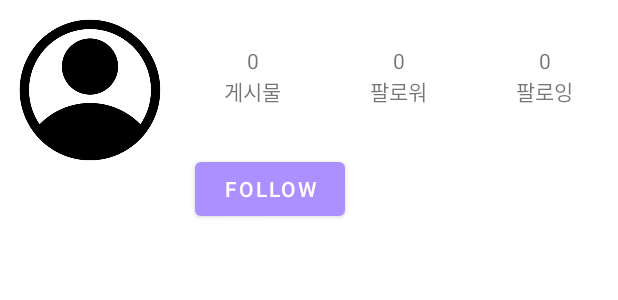
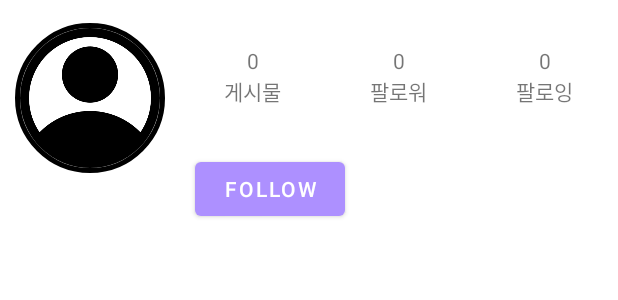
Before and after one commit to kyum-q/UU_Android, an Android app: the layout fragment_user.xml on its own in the app's theme, with its tools: preview values and no code run, on a phone screen of 412 x 824 dp. Shown: the top 300 px of the screen. Run offline under Robolectric (Android 15) with nearby library versions, the phone set to English and light mode, and no system bars.

Commit message:
프로필 사진 바꾸기

```diff
--- a/app/build.gradle
+++ b/app/build.gradle
@@ -45,8 +45,6 @@ dependencies {
     implementation 'androidx.navigation:navigation-fragment-ktx:2.5.3'
     implementation 'androidx.navigation:navigation-ui-ktx:2.5.3'
 
-
-
     implementation 'androidx.core:core-ktx:1.7.0'
     implementation 'androidx.appcompat:appcompat:1.5.1'
     implementation 'com.google.android.material:material:1.7.0'
@@ -72,4 +70,6 @@ dependencies {
     implementation "org.jetbrains.kotlinx:kotlinx-coroutines-android:1.5.1"
     implementation "org.jetbrains.kotlinx:kotlinx-coroutines-core:1.5.1"
 
+    implementation 'de.hdodenhof:circleimageview:3.1.0'
+
 }
--- a/app/src/main/java/com/example/android_sns_project/SignUpActivity.kt
+++ b/app/src/main/java/com/example/android_sns_project/SignUpActivity.kt
@@ -14,6 +14,7 @@ import androidx.appcompat.app.AppCompatActivity
 import com.example.android_sns_project.data.User
 import com.google.firebase.auth.ktx.auth
 import com.google.firebase.database.*
+import com.google.firebase.database.FirebaseDatabase
 import com.google.firebase.database.ktx.database
 import com.google.firebase.database.ktx.getValue
 import com.google.firebase.ktx.Firebase
--- a/app/src/main/res/layout/activity_post.xml
+++ b/app/src/main/res/layout/activity_post.xml
@@ -46,7 +46,7 @@
 
         <ImageView
             android:id="@+id/photo_view"
-            android:layout_width="300dp"
+            android:layout_width="350dp"
             android:layout_height="350dp"
             android:layout_below="@id/toolbar"
             android:layout_marginStart="20dp"
--- a/app/src/main/res/layout/fragment_user.xml
+++ b/app/src/main/res/layout/fragment_user.xml
@@ -3,6 +3,7 @@
     xmlns:tools="http://schemas.android.com/tools"
     android:layout_width="match_parent"
     android:layout_height="match_parent"
+    xmlns:app="http://schemas.android.com/apk/res-auto"
     android:orientation="vertical"
     tools:context=".UserFragment">
 
@@ -10,17 +11,20 @@
     <RelativeLayout
             android:layout_width="match_parent"
             android:layout_height="150dp">
-
-            <ImageView
+        <de.hdodenhof.circleimageview.CircleImageView
             android:id="@+id/account_profile"
+            app:civ_border_overlay="true"
+            app:civ_border_width="3dp"
+            app:civ_border_color="#000000"
             android:layout_width="100dp"
             android:layout_height="100dp"
             android:layout_alignParentLeft="true"
             android:layout_marginStart="10dp"
-                android:layout_marginTop="10dp"
+            android:layout_marginTop="15dp"
             android:layout_marginEnd="10dp"
             android:layout_marginBottom="10dp"
-                android:src="@drawable/account" />
+            android:src="@drawable/account"/>
+
 
             <Button
                 android:id="@+id/account_btn_follow"
@@ -49,6 +53,7 @@
                     android:orientation="vertical">
 
                     <TextView
+                        android:id="@+id/contentCount"
                         android:layout_width="wrap_content"
                         android:layout_height="wrap_content"
                         android:text="0" />
@@ -68,6 +73,7 @@
                     android:orientation="vertical">
 
                     <TextView
+                        android:id="@+id/followerCount"
                         android:layout_width="wrap_content"
                         android:layout_height="wrap_content"
                         android:text="0" />
@@ -87,6 +93,7 @@
                     android:orientation="vertical">
 
                     <TextView
+                        android:id="@+id/followingCount"
                         android:layout_width="wrap_content"
                         android:layout_height="wrap_content"
                         android:text="0" />
```
Also changed, not shown: app/src/main/java/com/example/android_sns_project/MainActivity.kt (+16 -4 lines), app/src/main/java/com/example/android_sns_project/PostingActivity.kt (+19 -7 lines), app/src/main/java/com/example/android_sns_project/UserFragment.kt (+91 -9 lines). Lines whose indentation alone changed are shown as unchanged.
